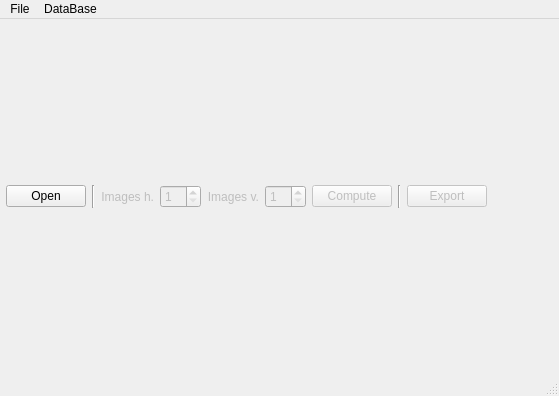
The window that GUI/mainwindow.ui (anliec/py-mosaic) describes before a commit, drawn with Qt 5.
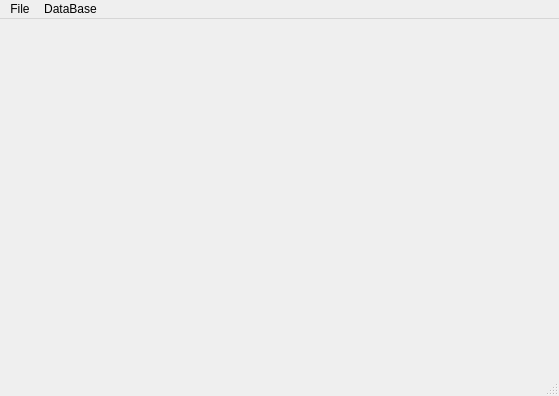
The same window after the commit.

Commit message: add new mosaic window, interface is now working properly translation to french is broken

What changed in the file:
```diff
--- a/GUI/mainwindow.ui
+++ b/GUI/mainwindow.ui
@@ -27,125 +27,6 @@
     <property name="bottomMargin">
      <number>0</number>
     </property>
-    <item>
-     <layout class="QHBoxLayout" name="horizontalLayout">
-      <property name="leftMargin">
-       <number>6</number>
-      </property>
-      <property name="topMargin">
-       <number>6</number>
-      </property>
-      <property name="rightMargin">
-       <number>6</number>
-      </property>
-      <property name="bottomMargin">
-       <number>6</number>
-      </property>
-      <item>
-       <widget class="QPushButton" name="pb_open">
-        <property name="text">
-         <string>Open</string>
-        </property>
-       </widget>
-      </item>
-      <item>
-       <widget class="Line" name="line">
-        <property name="orientation">
-         <enum>Qt::Vertical</enum>
-        </property>
-       </widget>
-      </item>
-      <item>
-       <widget class="QLabel" name="label">
-        <property name="enabled">
-         <bool>false</bool>
-        </property>
-        <property name="layoutDirection">
-         <enum>Qt::LeftToRight</enum>
-        </property>
-        <property name="text">
-         <string>Images h.</string>
-        </property>
-        <property name="alignment">
-         <set>Qt::AlignRight|Qt::AlignTrailing|Qt::AlignVCenter</set>
-        </property>
-       </widget>
-      </item>
-      <item>
-       <widget class="QSpinBox" name="sb_im_h">
-        <property name="enabled">
-         <bool>false</bool>
-        </property>
-        <property name="minimum">
-         <number>1</number>
-        </property>
-       </widget>
-      </item>
-      <item>
-       <widget class="QLabel" name="label_2">
-        <property name="enabled">
-         <bool>false</bool>
-        </property>
-        <property name="text">
-         <string>Images v.</string>
-        </property>
-        <property name="alignment">
-         <set>Qt::AlignRight|Qt::AlignTrailing|Qt::AlignVCenter</set>
-        </property>
-       </widget>
-      </item>
-      <item>
-       <widget class="QSpinBox" name="sb_im_v">
-        <property name="enabled">
-         <bool>false</bool>
-        </property>
-        <property name="minimum">
-         <number>1</number>
-        </property>
-       </widget>
-      </item>
-      <item>
-       <widget class="QPushButton" name="pb_compute">
-        <property name="enabled">
-         <bool>false</bool>
-        </property>
-        <property name="text">
-         <string>Compute</string>
-        </property>
-       </widget>
-      </item>
-      <item>
-       <widget class="Line" name="line_2">
-        <property name="orientation">
-         <enum>Qt::Vertical</enum>
-        </property>
-       </widget>
-      </item>
-      <item>
-       <widget class="QPushButton" name="pb_export">
-        <property name="enabled">
-         <bool>false</bool>
-        </property>
-        <property name="text">
-         <string>Export</string>
-        </property>
-       </widget>
-      </item>
-      <item>
-       <spacer name="horizontalSpacer">
-        <property name="orientation">
-         <enum>Qt::Horizontal</enum>
-        </property>
-        <property name="sizeHint" stdset="0">
-         <size>
-          <width>40</width>
-          <height>20</height>
-         </size>
-        </property>
-       </spacer>
-      </item>
-     </layout>
-    </item>
    </layout>
   </widget>
   <widget class="QMenuBar" name="menubar">
```
The commit also changes 4 other files.
